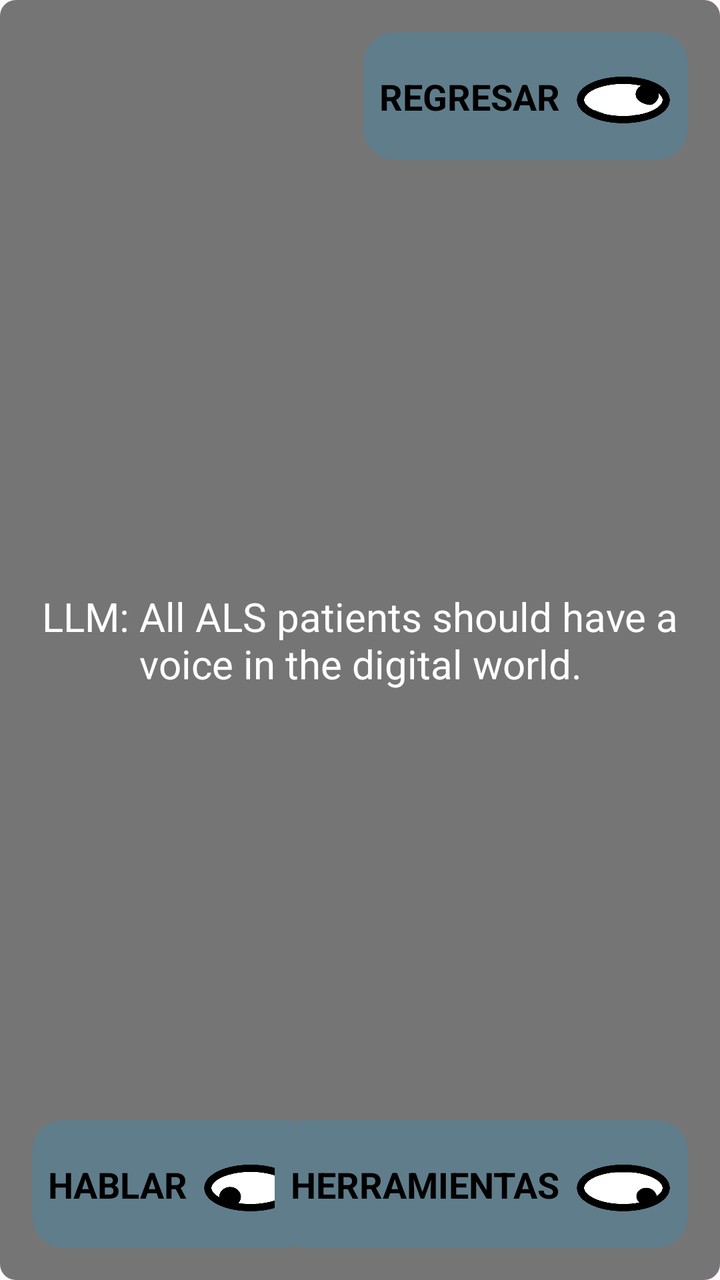
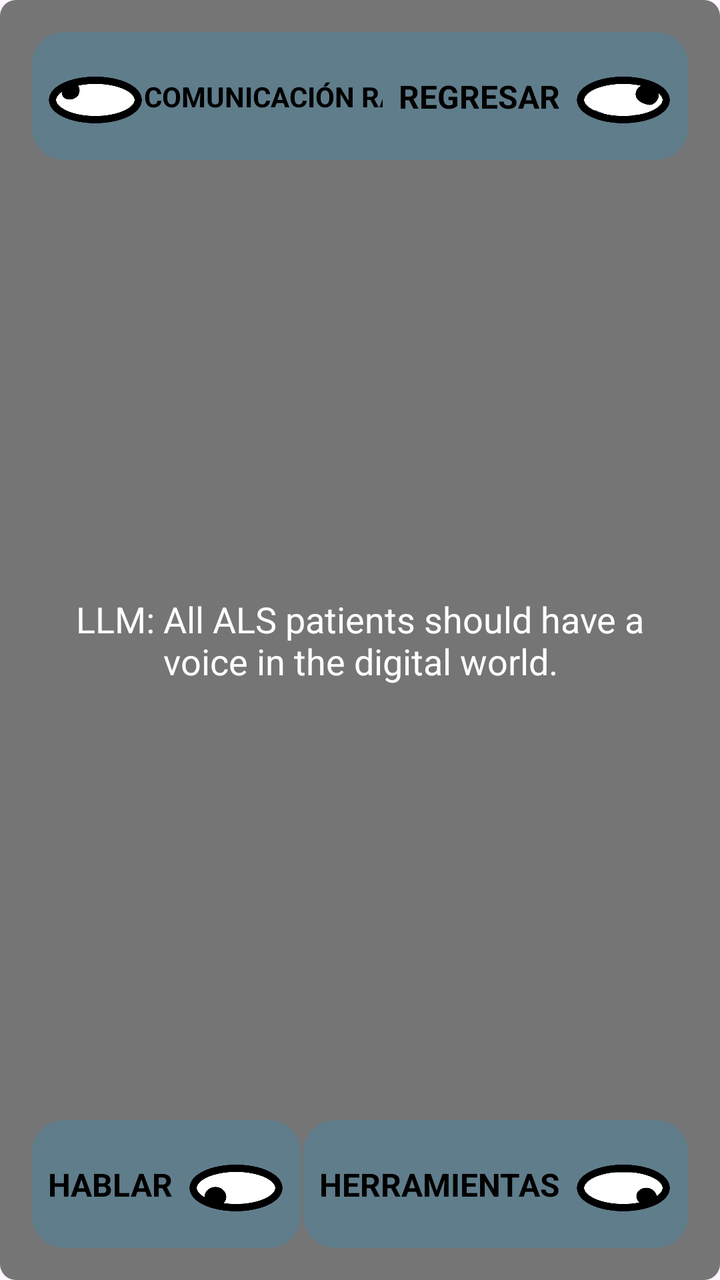

Before-and-after screenshots of an Android layout around one commit, followed by the original layout XML and the change that was made.
<!-- AndroidManifest.xml: application theme Theme.Lets -->
<!-- res/layout/popup_completo.xml -->
<?xml version="1.0" encoding="utf-8"?>
<androidx.constraintlayout.widget.ConstraintLayout xmlns:android="http://schemas.android.com/apk/res/android"
    xmlns:app="http://schemas.android.com/apk/res-auto"
    android:layout_width="450dp"
    android:layout_height="250dp"
    android:background="@drawable/llm_area_background"
    android:padding="16dp">

    
    <androidx.constraintlayout.widget.ConstraintLayout
        android:id="@+id/btn_popup_volver"
        android:layout_width="wrap_content"
        android:layout_height="wrap_content"
        android:background="@drawable/panel_background"
        android:padding="8dp"
        app:layout_constraintEnd_toEndOf="parent"
        app:layout_constraintTop_toTopOf="parent">

        <TextView
            android:id="@+id/text_volver"
            android:layout_width="wrap_content"
            android:layout_height="wrap_content"
            android:text="REGRESAR"
            android:textColor="@color/black"
            android:textSize="18sp"
            android:textStyle="bold"
            app:layout_constraintBottom_toBottomOf="parent"
            app:layout_constraintStart_toStartOf="parent"
            app:layout_constraintTop_toTopOf="parent" />

        <ImageView
            android:layout_width="48dp"
            android:layout_height="48dp"
            android:layout_marginStart="8dp"
            android:elevation="12dp"
            android:src="@drawable/ic_gaze_arriba_der"
            app:layout_constraintBottom_toBottomOf="parent"
            app:layout_constraintEnd_toEndOf="parent"
            app:layout_constraintStart_toEndOf="@id/text_volver"
            app:layout_constraintTop_toTopOf="parent" />
    </androidx.constraintlayout.widget.ConstraintLayout>

    
    <TextView
        android:id="@+id/popup_content_text"
        android:layout_width="0dp"
        android:layout_height="0dp"
        android:layout_marginTop="16dp"
        android:layout_marginBottom="16dp"
        android:gravity="center"
        android:text="LLM: All ALS patients should have a voice in the digital world."
        android:textColor="@color/white"
        android:textSize="20sp"
        app:layout_constraintBottom_toTopOf="@+id/btn_popup_hablar"
        app:layout_constraintEnd_toEndOf="parent"
        app:layout_constraintStart_toStartOf="parent"
        app:layout_constraintTop_toBottomOf="@id/btn_popup_volver" />

    
    <androidx.constraintlayout.widget.ConstraintLayout
        android:id="@+id/btn_popup_hablar"
        android:layout_width="wrap_content"
        android:layout_height="wrap_content"
        android:background="@drawable/panel_background"
        android:padding="8dp"
        app:layout_constraintBottom_toBottomOf="parent"
        app:layout_constraintStart_toStartOf="parent">

        <TextView
            android:id="@+id/text_hablar"
            android:layout_width="wrap_content"
            android:layout_height="wrap_content"
            android:text="HABLAR"
            android:textColor="@color/black"
            android:textSize="18sp"
            android:textStyle="bold"
            app:layout_constraintBottom_toBottomOf="parent"
            app:layout_constraintStart_toStartOf="parent"
            app:layout_constraintTop_toTopOf="parent" />

        <ImageView
            android:layout_width="48dp"
            android:layout_height="48dp"
            android:layout_marginStart="8dp"
            android:elevation="12dp"
            android:src="@drawable/ic_gaze_abajo_izq"
            app:layout_constraintBottom_toBottomOf="parent"
            app:layout_constraintEnd_toEndOf="parent"
            app:layout_constraintStart_toEndOf="@id/text_hablar"
            app:layout_constraintTop_toTopOf="parent" />
    </androidx.constraintlayout.widget.ConstraintLayout>

    
    <androidx.constraintlayout.widget.ConstraintLayout
        android:id="@+id/btn_popup_herramientas"
        android:layout_width="wrap_content"
        android:layout_height="wrap_content"
        android:background="@drawable/panel_background"
        android:padding="8dp"
        app:layout_constraintBottom_toBottomOf="parent"
        app:layout_constraintEnd_toEndOf="parent">

        <TextView
            android:id="@+id/text_herramientas"
            android:layout_width="wrap_content"
            android:layout_height="wrap_content"
            android:text="HERRAMIENTAS"
            android:textColor="@color/black"
            android:textSize="18sp"
            android:textStyle="bold"
            app:layout_constraintBottom_toBottomOf="parent"
            app:layout_constraintStart_toStartOf="parent"
            app:layout_constraintTop_toTopOf="parent" />

        <ImageView
            android:layout_width="48dp"
            android:layout_height="48dp"
            android:layout_marginStart="8dp"
            android:elevation="12dp"
            android:src="@drawable/ic_gaze_abajo_der"
            app:layout_constraintBottom_toBottomOf="parent"
            app:layout_constraintEnd_toEndOf="parent"
            app:layout_constraintStart_toEndOf="@id/text_herramientas"
            app:layout_constraintTop_toTopOf="parent" />
    </androidx.constraintlayout.widget.ConstraintLayout>

</androidx.constraintlayout.widget.ConstraintLayout>
<!-- resources referenced by this layout -->
<resources>
  <color name="black">#FF000000</color>
  <color name="white">#FFFFFFFF</color>
  <!-- drawable ic_gaze_abajo_der: png bitmap (drawable, 21819 bytes) -->
  <!-- drawable ic_gaze_abajo_izq: png bitmap (drawable, 21672 bytes) -->
  <!-- drawable ic_gaze_arriba_der: png bitmap (drawable, 22146 bytes) -->
  <!-- drawable llm_area_background (drawable) -->
  <?xml version="1.0" encoding="utf-8"?>
  <shape xmlns:android="http://schemas.android.com/apk/res/android">
      <solid android:color="@color/llm_background" />
      <corners android:radius="8dp" />
  </shape>
  <!-- drawable panel_background (drawable) -->
  <?xml version="1.0" encoding="utf-8"?>
  <shape xmlns:android="http://schemas.android.com/apk/res/android">
      <solid android:color="@color/panel_background" />
      <corners android:radius="16dp" />
  </shape>
  <style name="Theme.Lets" parent="Theme.Material3.DayNight.NoActionBar">
          
          <item name="colorPrimary">@color/md_theme_primary</item>
          <item name="colorOnPrimary">@color/md_theme_onPrimary</item>
          <item name="colorPrimaryContainer">@color/md_theme_primaryContainer</item>
          <item name="colorOnPrimaryContainer">@color/md_theme_onPrimaryContainer</item>
  
          
          <item name="colorSurface">@color/md_theme_surface</item>
          <item name="colorOnSurface">@color/md_theme_onSurface</item>
          <item name="colorSurfaceVariant">@color/md_theme_surfaceVariant</item>
          <item name="colorOnSurfaceVariant">@color/md_theme_onSurfaceVariant</item>
  
          
          <item name="android:statusBarColor">@android:color/transparent</item>
      </style>
  <color name="llm_background">#757575</color>
  <color name="panel_background">#607D8B</color>
  <color name="md_theme_primary">#D0BCFF</color>
  <color name="md_theme_onPrimary">#381E72</color>
  <color name="md_theme_primaryContainer">#4F378B</color>
  <color name="md_theme_onPrimaryContainer">#EADDFF</color>
  <color name="md_theme_surface">#141218</color>
  <color name="md_theme_onSurface">#E6E0E9</color>
  <color name="md_theme_surfaceVariant">#49454F</color>
  <color name="md_theme_onSurfaceVariant">#CAC4D0</color>
</resources>

<!-- the commit's change to res/layout/popup_completo.xml (unified diff, before → after) -->
@@ -1,10 +1,45 @@
 <?xml version="1.0" encoding="utf-8"?>
 <androidx.constraintlayout.widget.ConstraintLayout xmlns:android="http://schemas.android.com/apk/res/android"
     xmlns:app="http://schemas.android.com/apk/res-auto"
-    android:layout_width="450dp"
-    android:layout_height="250dp"
+    android:layout_width="520dp"
+    android:layout_height="280dp"
     android:background="@drawable/llm_area_background"
     android:padding="16dp">
+
+    
+    <androidx.constraintlayout.widget.ConstraintLayout
+        android:id="@+id/btn_popup_comunicacion_rapida"
+        android:layout_width="wrap_content"
+        android:layout_height="wrap_content"
+        android:background="@drawable/panel_background"
+        android:padding="8dp"
+        app:layout_constraintStart_toStartOf="parent"
+        app:layout_constraintTop_toTopOf="parent">
+
+        <ImageView
+            android:id="@+id/img_popup_comunicacion_rapida"
+            android:layout_width="48dp"
+            android:layout_height="48dp"
+            android:layout_marginEnd="8dp"
+            android:elevation="12dp"
+            android:src="@drawable/ic_gaze_arriba_izq"
+            app:layout_constraintBottom_toBottomOf="parent"
+            app:layout_constraintStart_toStartOf="parent"
+            app:layout_constraintTop_toTopOf="parent" />
+
+        <TextView
+            android:id="@+id/text_comunicacion_rapida"
+            android:layout_width="wrap_content"
+            android:layout_height="wrap_content"
+            android:text="COMUNICACIÓN RÁPIDA"
+            android:textColor="@color/black"
+            android:textSize="14sp"
+            android:textStyle="bold"
+            app:layout_constraintBottom_toBottomOf="parent"
+            app:layout_constraintEnd_toEndOf="parent"
+            app:layout_constraintStart_toEndOf="@id/img_popup_comunicacion_rapida"
+            app:layout_constraintTop_toTopOf="parent" />
+    </androidx.constraintlayout.widget.ConstraintLayout>
 
     
     <androidx.constraintlayout.widget.ConstraintLayout
@@ -22,7 +57,7 @@
             android:layout_height="wrap_content"
             android:text="REGRESAR"
             android:textColor="@color/black"
-            android:textSize="18sp"
+            android:textSize="16sp"
             android:textStyle="bold"
             app:layout_constraintBottom_toBottomOf="parent"
             app:layout_constraintStart_toStartOf="parent"
@@ -45,16 +80,16 @@
         android:id="@+id/popup_content_text"
         android:layout_width="0dp"
         android:layout_height="0dp"
-        android:layout_marginTop="16dp"
-        android:layout_marginBottom="16dp"
+        android:layout_marginTop="12dp"
+        android:layout_marginBottom="12dp"
         android:gravity="center"
         android:text="LLM: All ALS patients should have a voice in the digital world."
         android:textColor="@color/white"
-        android:textSize="20sp"
+        android:textSize="18sp"
         app:layout_constraintBottom_toTopOf="@+id/btn_popup_hablar"
         app:layout_constraintEnd_toEndOf="parent"
         app:layout_constraintStart_toStartOf="parent"
-        app:layout_constraintTop_toBottomOf="@id/btn_popup_volver" />
+        app:layout_constraintTop_toBottomOf="@id/btn_popup_comunicacion_rapida" />
 
     
     <androidx.constraintlayout.widget.ConstraintLayout
@@ -72,7 +107,7 @@
             android:layout_height="wrap_content"
             android:text="HABLAR"
             android:textColor="@color/black"
-            android:textSize="18sp"
+            android:textSize="16sp"
             android:textStyle="bold"
             app:layout_constraintBottom_toBottomOf="parent"
             app:layout_constraintStart_toStartOf="parent"
@@ -106,7 +141,7 @@
             android:layout_height="wrap_content"
             android:text="HERRAMIENTAS"
             android:textColor="@color/black"
-            android:textSize="18sp"
+            android:textSize="16sp"
             android:textStyle="bold"
             app:layout_constraintBottom_toBottomOf="parent"
             app:layout_constraintStart_toStartOf="parent"
<!-- resource entries referenced after the edit -->
@@ -5,6 +5,7 @@
   <!-- drawable ic_gaze_abajo_der: png bitmap (drawable, 21819 bytes) -->
   <!-- drawable ic_gaze_abajo_izq: png bitmap (drawable, 21672 bytes) -->
   <!-- drawable ic_gaze_arriba_der: png bitmap (drawable, 22146 bytes) -->
+  <!-- drawable ic_gaze_arriba_izq: png bitmap (drawable, 21462 bytes) -->
   <!-- drawable llm_area_background (drawable) -->
   <?xml version="1.0" encoding="utf-8"?>
   <shape xmlns:android="http://schemas.android.com/apk/res/android">
